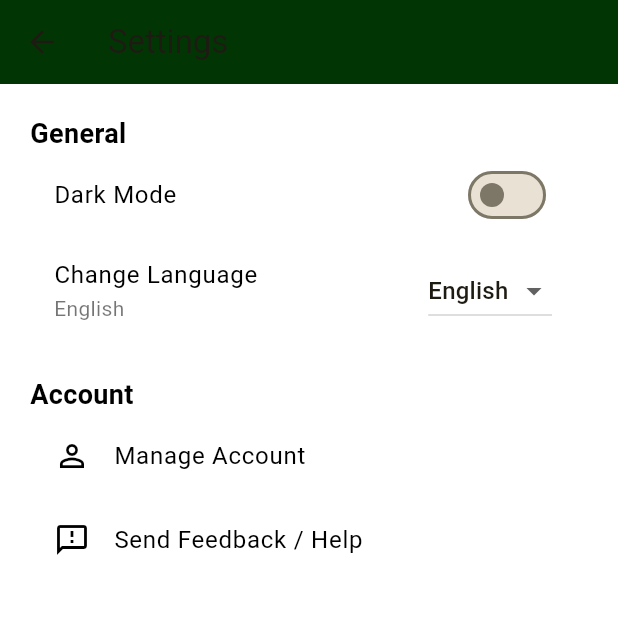
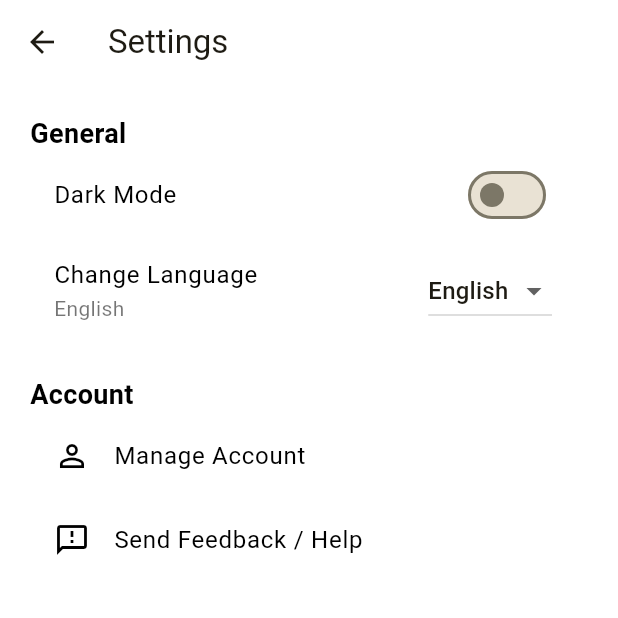
Before and after one commit to AzakarJewelry/Streaming-App-using-flutter, a Flutter app: the SettingsScreen screen opened directly with empty values, on a phone screen of 412 x 824 dp, the top half of it. Run offline on Flutter 3.47's test engine with Material 3 defaults, Android fonts, the phone set to English and light mode, and no system bars; our stand-ins replace chewie, cloud_firestore, firebase_auth, firebase_core, google_mobile_ads, image_picker and 2 more; missing offline and left inert: azakarstream; accounts and stored records are empty; network calls fail.

Commit message:
dark mode not yet final

```diff
--- a/lib/dashboard_screen.dart
+++ b/lib/dashboard_screen.dart
@@ -701,8 +701,9 @@ class _DashboardScreenState extends State<DashboardScreen> {
   }
 
   Widget _buildBottomNavigationBar() {
+    final bool isDark = Theme.of(context).brightness == Brightness.dark;
     return BottomNavigationBar(
-      backgroundColor: const Color(0xFF1A4D2E),
+      backgroundColor: isDark ? Colors.grey[900] : const Color(0xFF1A4D2E),
       selectedItemColor: const Color(0xFFF5EFE6),
       unselectedItemColor: const Color(0xFFF5EFE6).withOpacity(0.5),
       currentIndex: _selectedNavIndex,
--- a/lib/favorites_screen.dart
+++ b/lib/favorites_screen.dart
@@ -168,7 +168,7 @@ class _FavoriteScreenState extends State<FavoriteScreen> {
           ),
         ],
         currentIndex: _selectedIndex,
-        backgroundColor: const Color(0xFF1A4D2E),
+        backgroundColor: Theme.of(context).brightness == Brightness.dark ? Colors.grey[900] : const Color(0xFF1A4D2E),
         selectedItemColor: const Color(0xFFF5EFE6),
         unselectedItemColor: const Color(0xFFF5EFE6).withOpacity(0.5),
         onTap: _onItemTapped,
--- a/lib/settings_screen.dart
+++ b/lib/settings_screen.dart
@@ -45,7 +45,7 @@ class _SettingsScreenState extends State<SettingsScreen> {
       appBar: AppBar(
         title: const Text('Settings'),
         // AppBar color adjusts based on dark mode.
-        backgroundColor: widget.isDarkMode ? Colors.black : const Color.fromARGB(255, 1, 54, 4),
+        backgroundColor: widget.isDarkMode ? Colors.black :  Colors.white,
       ),
       body: ListView(
         padding: const EdgeInsets.all(20),
```
Also changed, not shown: 1 other file.
